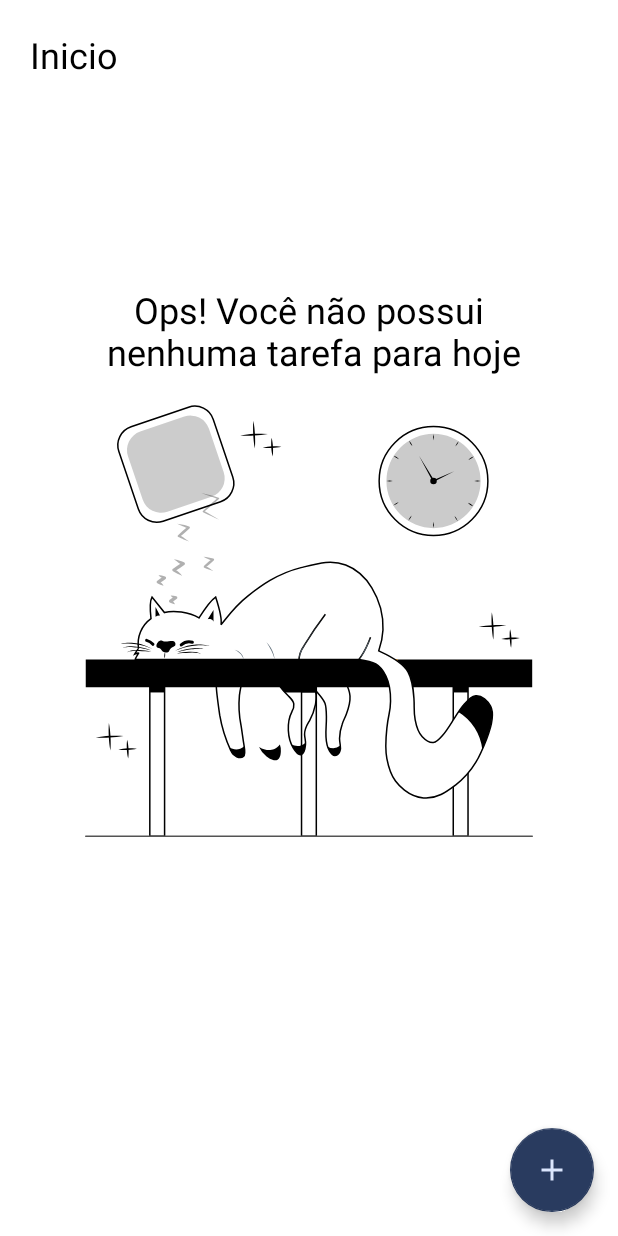
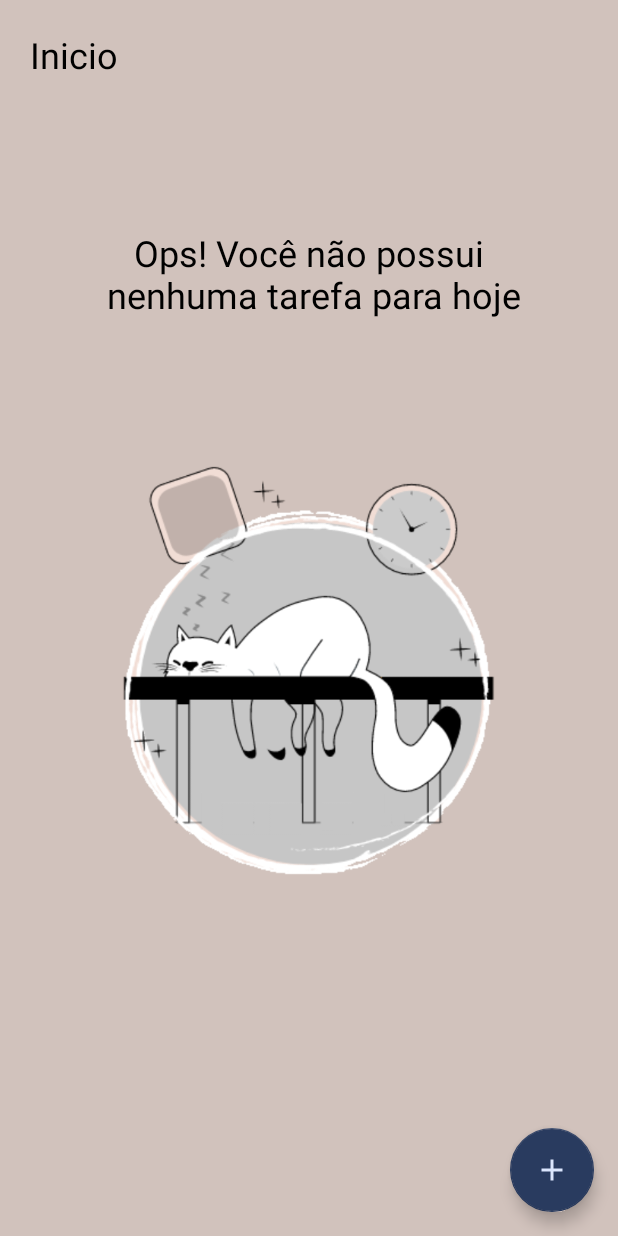
Before and after one commit to JenniferSFerreira/Lista-de-Tarefas, an Android app: the layout activity_main.xml on its own in the app's theme, with its tools: preview values and no code run, on a phone screen of 412 x 824 dp. Run offline under Robolectric (Android 15) with nearby library versions, the phone set to English and light mode, and no system bars.

Commit message:
Lista de Tarefas:Projeto Completo

```diff
--- a/app/src/main/java/com/example/listadetarefas/ui/MainActivity.kt
+++ b/app/src/main/java/com/example/listadetarefas/ui/MainActivity.kt
@@ -27,8 +27,7 @@ class MainActivity : AppCompatActivity() {
         updateList()
 
         insertListeners()
-        //DATA STTORE
-        //ROOM
+
     }
 
     private fun insertListeners() {
--- a/app/src/main/res/layout/activity_main.xml
+++ b/app/src/main/res/layout/activity_main.xml
@@ -11,8 +11,8 @@
         android:layout_width="wrap_content"
         android:layout_height="wrap_content"
         android:layout_margin="20dp"
-        android:layout_marginStart="28dp"
-        android:layout_marginTop="20dp"
+        android:layout_marginStart="60dp"
+        android:layout_marginTop="16dp"
         android:text="@string/label_tasks"
         android:textColor="#FF000000"
         android:textSize="24sp"
@@ -48,19 +48,6 @@
         app:layout_constraintEnd_toEndOf="parent"
         android:contentDescription="@string/label_news_task" />
 
-    <!--<androidx.appcompat.widget.AppCompatImageView
-        android:id="@+id/menu"
-        android:layout_width="36dp"
-        android:layout_height="36dp"
-        android:layout_marginEnd="17dp"
-        app:layout_constraintBottom_toBottomOf="parent"
-        app:layout_constraintEnd_toEndOf="parent"
-        app:layout_constraintTop_toTopOf="parent"
-        app:layout_constraintVertical_bias="0.026"
-        app:srcCompat="@drawable/ic_menu_icon"
-        app:navigationIcon="@drawable/ic_menu_icon"
-        app:navigationIconTint="@color/black"
-        />-->
 
 
 </androidx.constraintlayout.widget.ConstraintLayout>
--- a/app/src/main/res/layout/empty_state.xml
+++ b/app/src/main/res/layout/empty_state.xml
@@ -10,23 +10,25 @@
         android:id="@+id/message"
         android:layout_width="0dp"
         android:layout_height="wrap_content"
-        android:layout_marginBottom="16dp"
         android:gravity="center"
         android:text="@string/label_you_dont_tasks"
+        android:textColor="@color/black"
         android:textSize="24sp"
-        android:textColor="@color/black"
-        app:layout_constraintStart_toStartOf="parent"
+        app:layout_constraintBottom_toTopOf="@+id/image"
         app:layout_constraintEnd_toEndOf="parent"
-        app:layout_constraintBottom_toTopOf="@id/image"/>
+        app:layout_constraintHorizontal_bias="0.0"
+        app:layout_constraintStart_toStartOf="parent" />
 
     <androidx.appcompat.widget.AppCompatImageView
         android:id="@+id/image"
         android:layout_width="wrap_content"
         android:layout_height="wrap_content"
+        app:layout_constraintBottom_toBottomOf="parent"
         app:layout_constraintEnd_toEndOf="parent"
+        app:layout_constraintHorizontal_bias="0.0"
         app:layout_constraintStart_toStartOf="parent"
         app:layout_constraintTop_toTopOf="parent"
-        app:srcCompat="@drawable/ic_empty_state"
-        app:layout_constraintBottom_toBottomOf="parent"/>
+        app:layout_constraintVertical_bias="0.673"
+        app:srcCompat="@drawable/design_sem_nome_3_2" />
 
 </androidx.constraintlayout.widget.ConstraintLayout>
--- a/app/src/main/res/values/strings.xml
+++ b/app/src/main/res/values/strings.xml
@@ -10,4 +10,5 @@
     <string name="label_edit">Editar</string>
     <string name="label_delete">Deletar</string>
     <string name="label_you_dont_tasks">Ops! Você não possui\n nenhuma tarefa para hoje</string>
+
 </resources>
--- a/app/src/main/res/values/themes.xml
+++ b/app/src/main/res/values/themes.xml
@@ -6,7 +6,12 @@
         <item name="colorPrimary">#293B5F</item>
         <item name="colorOnPrimary">#FFFFFFFF</item>
         <item name="colorSecondary">#293B5F</item>
-        <item name="colorOnSecondary">#DBE6FD</item> <!--Alterar cor -->
+        <item name="colorOnSecondary">#DBE6FD</item>
+        <item name="android:windowBackground">#EDE1D1CB</item>
+
+
+
+        <!--Alterar cor -->
 
 
 
```
Also changed, not shown: app/src/main/res/layout/activity_splash.xml (added, +26 -0 lines), app/src/main/res/drawable/design_sem_nome_3_2.png (added).
